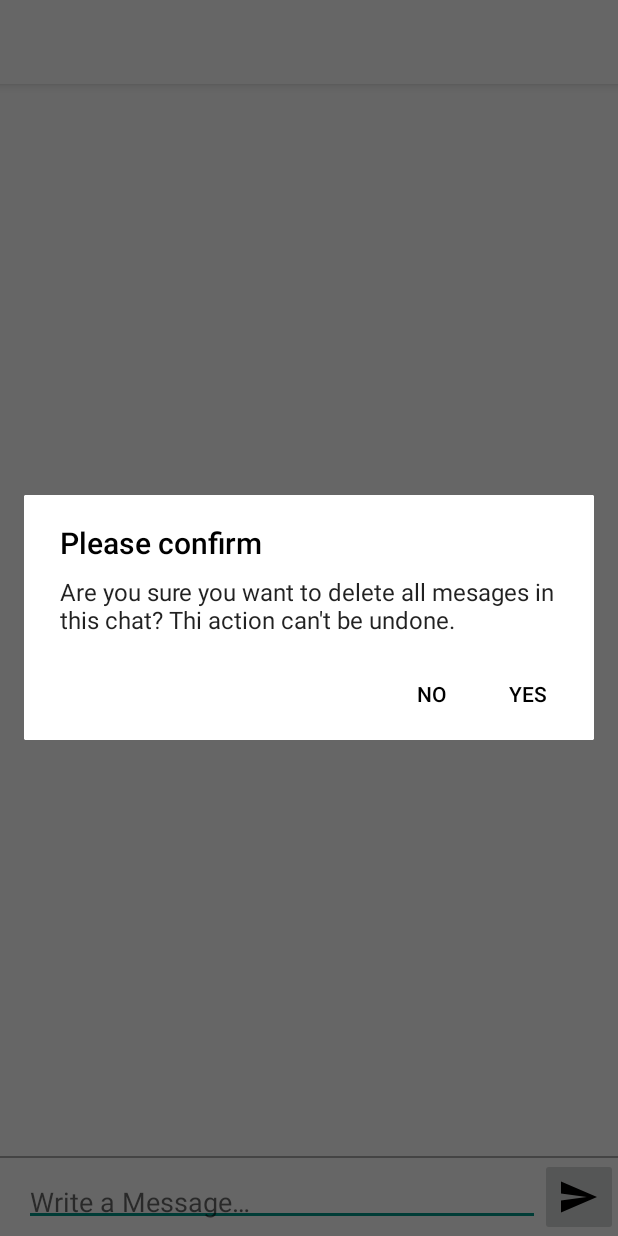
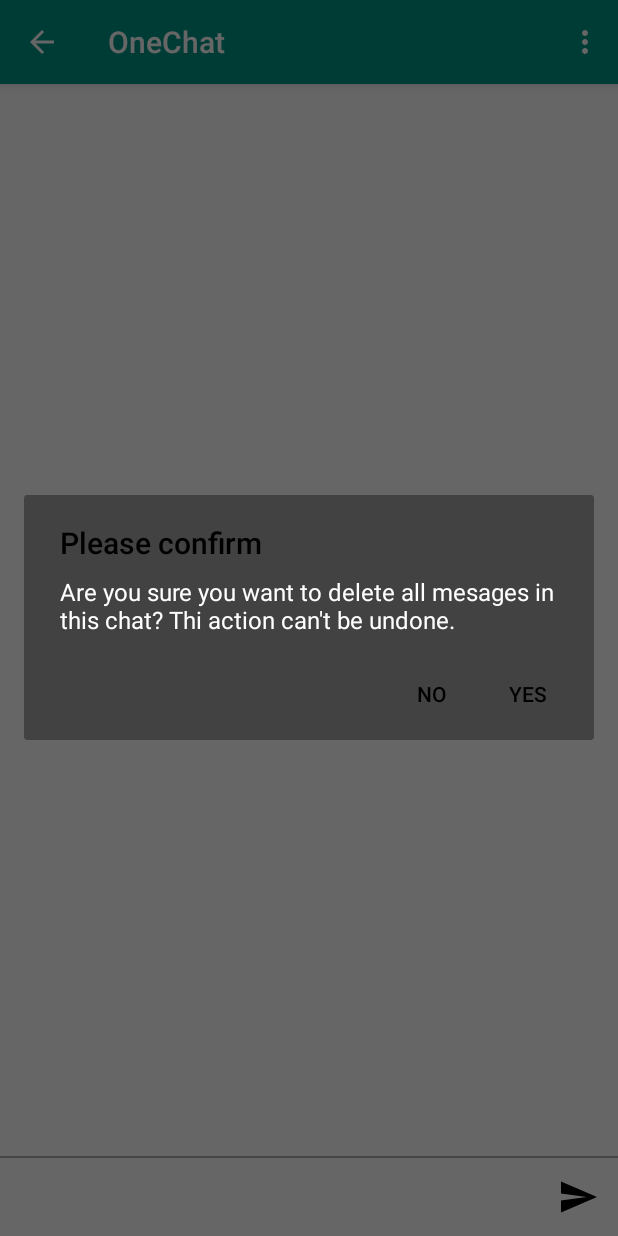
Before and after one commit to Aliaksei-Karaliou/OneChatApp, an Android app: the DialogActivity screen opened directly, with no data from a screen before it, in the options menu, after a tap on "Clear history", on a phone screen of 412 x 824 dp. Run offline under Robolectric (Android 15) with nearby library versions, the phone set to English and light mode, and no system bars; pictures from the network do not load; 11 statements that could not run were skipped.

Commit message:
Working theme. Don't work switching

```diff
--- a/app/build.gradle
+++ b/app/build.gradle
@@ -30,6 +30,7 @@ ext.versions = [
 
 
 
+
 dependencies {
     compile fileTree(dir: 'libs', include: ['*.jar'])
     androidTestCompile('com.android.support.test.espresso:espresso-core:2.2.2', {
--- a/app/src/main/AndroidManifest.xml
+++ b/app/src/main/AndroidManifest.xml
@@ -35,6 +35,8 @@
 
         <activity android:name=".ui.activities.PreferencesActivity">
         </activity>
+        <activity android:name=".ui.activities.SettingsActivity">
+        </activity>
     </application>
 
 </manifest>
--- a/app/src/main/java/com/github/aliakseiKaraliou/onechatapp/logic/vk/VkConstants.java
+++ b/app/src/main/java/com/github/aliakseiKaraliou/onechatapp/logic/vk/VkConstants.java
@@ -54,6 +54,9 @@ public final class VkConstants {
     public final static class Other {
         public static final String CONVERT = "convert";
         public static final String PEER_ID = "peer id";
+        public static final String PREFERENCES = "preferences";
+        public static final String LIGHT_THEME = "light theme";
+        public static final String THEME_SWITCH_KEY = "Theme key";
         public static final String VK_REQUEST_TEMPLATE = "https://api.vk.com/method/%s?%s&access_token=%s&v=%.2f";
         public static final String VK_LONG_POLL_REQUEST = "http://%s?act=a_check&key=%s&ts=%d&wait=25&mode=2";
     }
--- a/app/src/main/java/com/github/aliakseiKaraliou/onechatapp/ui/activities/DialogsListActivity.java
+++ b/app/src/main/java/com/github/aliakseiKaraliou/onechatapp/ui/activities/DialogsListActivity.java
@@ -122,7 +122,7 @@ public class DialogsListActivity extends AppCompatActivity {
         if (item.getItemId() == R.id.dialog_list_item_authorization) {
             startActivity(new Intent(this, AuthActivity.class));
         } else if (item.getItemId() == R.id.dialog_list_preferences) {
-            startActivity(new Intent(this, PreferencesActivity.class));
+            startActivity(new Intent(this, SettingsActivity.class));
         }
         return super.onOptionsItemSelected(item);
     }
--- a/app/src/main/res/layout/activity_dialog.xml
+++ b/app/src/main/res/layout/activity_dialog.xml
@@ -5,7 +5,8 @@
     xmlns:tools="http://schemas.android.com/tools"
     android:layout_width="match_parent"
     android:layout_height="match_parent"
-    tools:context="com.github.aliakseiKaraliou.onechatapp.ui.activities.DialogActivity">
+    tools:context="com.github.aliakseiKaraliou.onechatapp.ui.activities.DialogActivity"
+    tools:ignore="RtlSymmetry">
 
     <RelativeLayout
         android:id="@+id/dialog_new_message_line"
@@ -13,7 +14,7 @@
         android:layout_height="wrap_content"
         android:layout_alignParentBottom="true"
         android:layout_gravity="bottom"
-        android:layout_marginStart="16dp"
+        android:paddingStart="16dp"
         android:minHeight="52dp"
         android:orientation="horizontal">
 
@@ -26,9 +27,12 @@
             android:saveEnabled="false"
             android:gravity="center_vertical"
             android:minHeight="52dp"
+            android:background="?selectableItemBackground"
+            android:tint="?attr/editTextColor"
             app:srcCompat="@drawable/ic_send_button"/>
 
         <EditText
+            android:background="?attr/selectableItemBackground"
             android:layout_width="match_parent"
             android:id="@+id/dialog_new_message_text"
             android:layout_height="wrap_content"
--- a/app/src/main/res/layout/dialog_item.xml
+++ b/app/src/main/res/layout/dialog_item.xml
@@ -21,7 +21,6 @@
         android:layout_gravity="center_vertical"
         android:layout_marginEnd="16dp"
         android:layout_marginStart="80dp"
-        android:textColor="@android:color/black"
         android:textSize="12sp"
         tools:text="Message"
         />
--- a/app/src/main/res/layout/dialog_list_item_chat.xml
+++ b/app/src/main/res/layout/dialog_list_item_chat.xml
@@ -64,7 +64,6 @@
                 android:layout_width="match_parent"
                 android:layout_height="wrap_content"
                 android:lines="1"
-
                 android:textSize="14sp"
                 tools:text="Message"
                 />
--- a/app/src/main/res/menu/dialog_list_menu.xml
+++ b/app/src/main/res/menu/dialog_list_menu.xml
@@ -7,5 +7,5 @@
 
     <item
         android:id="@+id/dialog_list_preferences"
-        android:title="@string/dialog_list_preferences"/>
+        android:title="@string/preferences"/>
 </menu>
--- a/app/src/main/res/values/strings.xml
+++ b/app/src/main/res/values/strings.xml
@@ -14,10 +14,10 @@
     <string name="confirm_title">Please confirm</string>
     <string name="answer_yes">Yes</string>
     <string name="answer_no">No</string>
-    <string name="dialog_list_preferences">Preferences</string>
+    <string name="preferences">Preferences</string>
     <string name="operation_failed">Operation failed</string>
     <string name="yesterday">yesterday</string>
     <string name="write_a_message">Write a Message…</string>
     <string name="title_activity_settings">Settings</string>
-    <string name="theme_light">Light theme</string>
+    <string name="night_mode">Night mode</string>
 </resources>
--- a/app/src/main/res/values/styles.xml
+++ b/app/src/main/res/values/styles.xml
@@ -1,20 +1,22 @@
 <resources>
 
     <!-- Base application theme. -->
-    <style name="LightTheme" parent="Theme.AppCompat.Light.DarkActionBar">
+    <style name="LightTheme" parent="Theme.AppCompat">
         <item name="colorPrimary">@color/colorPrimary</item>
         <item name="colorPrimaryDark">@color/colourPrimaryDark</item>
         <item name="colorAccent">@color/colorPrimary</item>
         <item name="android:textColor">@color/lightFontPrimaryColor</item>
-        <item name="android:background">@color/lightBackground</item>
+        <item name="android:windowBackground">@color/lightBackground</item>
+        <item name="android:editTextColor">@color/lightFontPrimaryColor</item>
     </style>
 
-    <style name="DarkTheme" parent="Theme.AppCompat.Light.DarkActionBar">
+    <style name="DarkTheme" parent="Theme.AppCompat">
         <item name="colorPrimary">@color/colorPrimary</item>
         <item name="colorPrimaryDark">@color/colourPrimaryDark</item>
         <item name="colorAccent">@color/colorPrimary</item>
         <item name="android:textColor">@color/darkFontPrimaryColor</item>
-        <item name="android:background">@color/darkBackground</item>
+        <item name="android:windowBackground">@color/darkBackground</item>
+        <item name="android:editTextColor">@color/darkFontPrimaryColor</item>
     </style>
 
 </resources>
```
Also changed, not shown: app/src/main/java/com/github/aliakseiKaraliou/onechatapp/App.java (+9 -0 lines), app/src/main/java/com/github/aliakseiKaraliou/onechatapp/ui/activities/PreferencesActivity.java (deleted, +0 -44 lines), app/src/main/java/com/github/aliakseiKaraliou/onechatapp/ui/activities/SettingsActivity.java (added, +39 -0 lines), app/src/main/res/layout/activity_settings.xml (added, +25 -0 lines), app/src/main/res/xml/pref.xml (deleted, +0 -11 lines), 1 other file.
